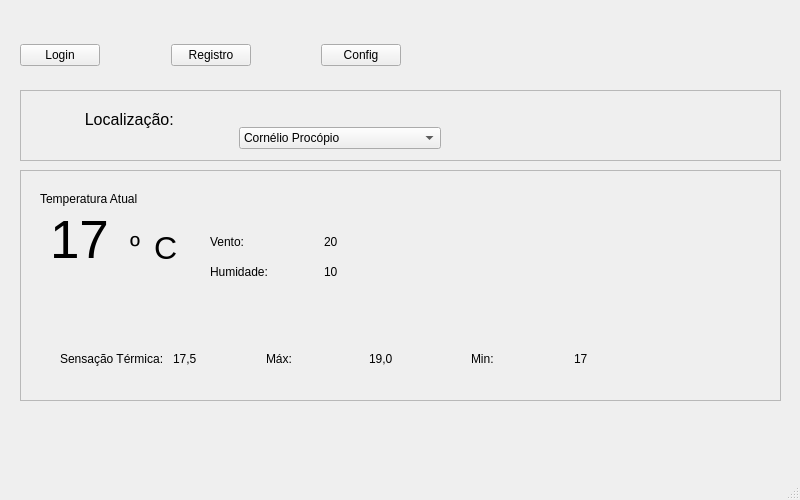
WeslleyMarcelo14/poo2_climatech, file mainwindow.ui: the form before one commit.
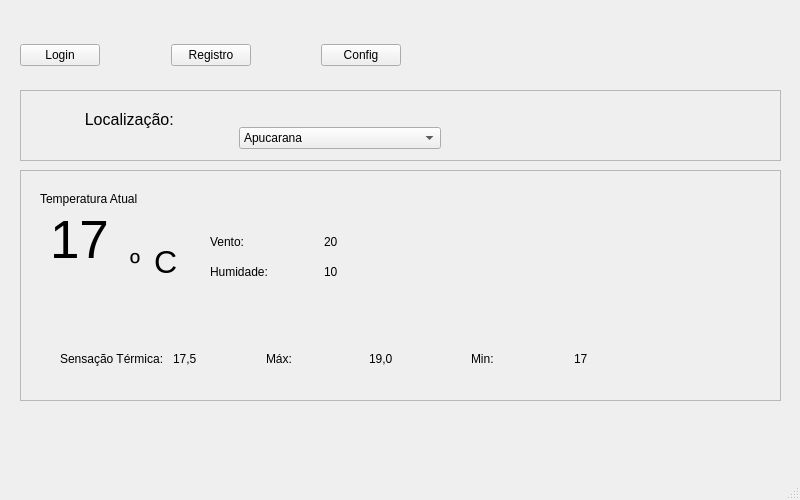
The form after the commit.

```diff
--- a/mainwindow.ui
+++ b/mainwindow.ui
@@ -169,13 +169,13 @@
       </item>
      </layout>
     </widget>
-    <widget class="QWidget" name="">
+    <widget class="QWidget" name="layoutWidget">
      <property name="geometry">
       <rect>
        <x>110</x>
        <y>60</y>
        <width>48</width>
-       <height>61</height>
+       <height>102</height>
       </rect>
      </property>
      <layout class="QHBoxLayout" name="horizontalLayout_8">
@@ -230,6 +230,16 @@
       </item>
       <item>
        <widget class="QComboBox" name="comboBox">
+        <item>
+         <property name="text">
+          <string>Apucarana</string>
+         </property>
+        </item>
+        <item>
+         <property name="text">
+          <string>Campo Mourão</string>
+         </property>
+        </item>
         <item>
          <property name="text">
           <string>Cornélio Procópio</string>
```
Left out of the diff: 50 changed lines with no effect on the pictures.
